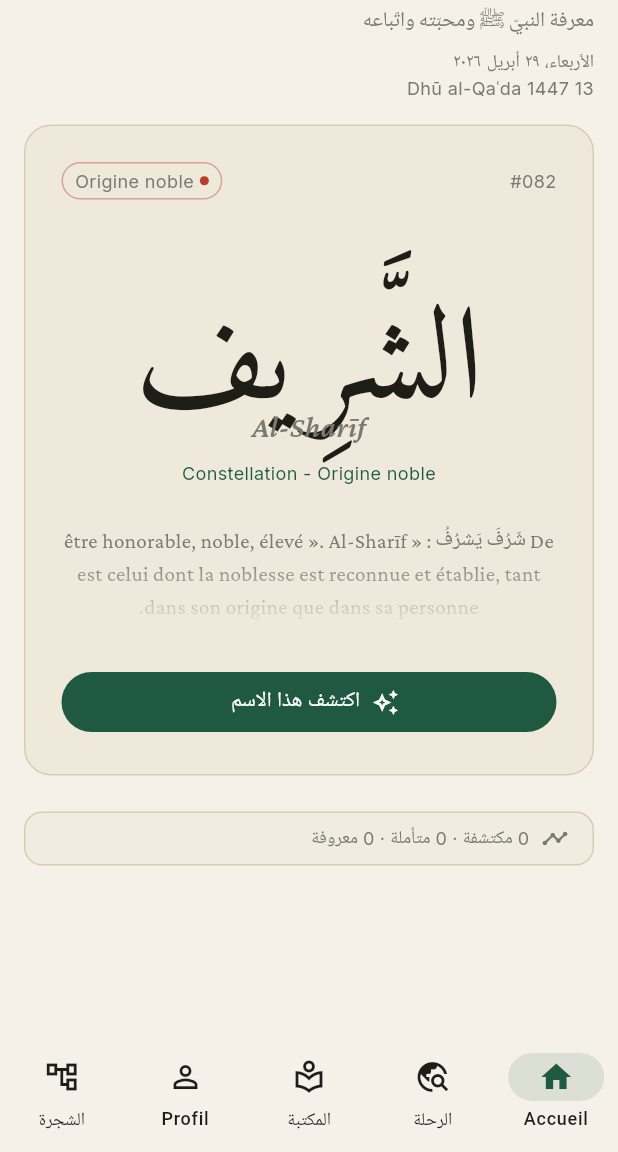
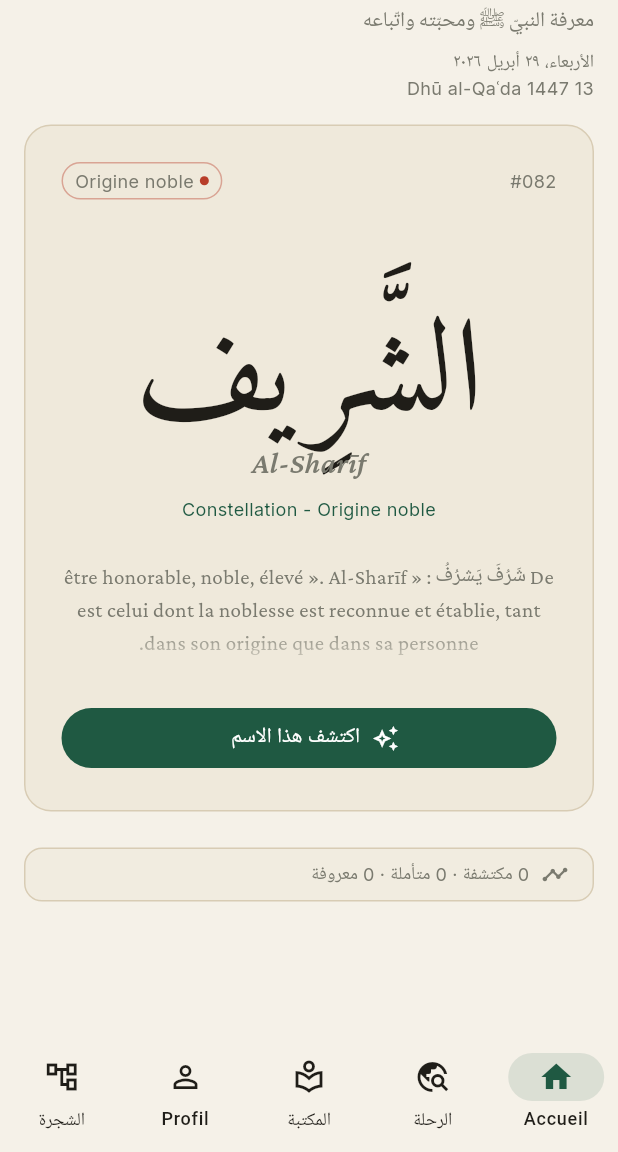
Before and after one commit to zedkay37/My-Sirah, a Flutter app: the HomeScreen screen opened by its route, on a phone screen of 412 x 824 dp, the part 84-1236 px from its top. Run offline on Flutter 3.47's test engine with Material 3 defaults, Android fonts, the phone set to English and light mode, and no system bars; drawn by our look-alikes of flutter_animate; our stand-ins replace flutter_local_notifications, flutter_riverpod, freezed_annotation, go_router, hijri, hive_ce_flutter and 2 more; accounts and stored records are empty.

Commit message:
fix(journey): stabilize map zoom and hero typography

```diff
--- a/lib/core/theme/app_typography.dart
+++ b/lib/core/theme/app_typography.dart
@@ -66,7 +66,7 @@ class AppTypography extends ThemeExtension<AppTypography> {
       arabicHero: arabicQuranBase.copyWith(
         fontSize: 88,
         fontWeight: FontWeight.w400,
-        height: 1.1,
+        height: 1.28,
       ),
       arabicLarge: arabicBase.copyWith(
         fontSize: 56,
--- a/lib/features/journey/presentation/name_experience_screen.dart
+++ b/lib/features/journey/presentation/name_experience_screen.dart
@@ -129,7 +129,7 @@ class _ExperienceContent extends StatelessWidget {
             size: ArabicSize.hero,
             withShadow: true,
           ),
-          SizedBox(height: space.sm),
+          SizedBox(height: space.md),
           Text(
             name.transliteration,
             textAlign: TextAlign.center,
--- a/lib/features/names/presentation/detail/detail_screen.dart
+++ b/lib/features/names/presentation/detail/detail_screen.dart
@@ -216,7 +216,7 @@ class _NameDetailPage extends StatelessWidget {
                 begin: const Offset(0.88, 0.88),
                 curve: Curves.easeOutBack,
               ),
-          SizedBox(height: space.md),
+          SizedBox(height: space.lg),
 
           // Translittération
           Text(
--- a/lib/features/names/presentation/home/daily_name_card.dart
+++ b/lib/features/names/presentation/home/daily_name_card.dart
@@ -67,7 +67,7 @@ class DailyNameCard extends ConsumerWidget {
                     size: ArabicSize.hero,
                     withShadow: true,
                   ),
-                  SizedBox(height: space.sm),
+                  SizedBox(height: space.md),
                   Text(
                     name.transliteration,
                     style: typo.headline.copyWith(
@@ -142,8 +142,11 @@ class _EtymologyFade extends StatelessWidget {
                 gradient: LinearGradient(
                   begin: Alignment.topCenter,
                   end: Alignment.bottomCenter,
-                  stops: const [0.3, 1.0],
-                  colors: [colors.bg2.withValues(alpha: 0), colors.bg2],
+                  stops: const [0.64, 1.0],
+                  colors: [
+                    colors.bg2.withValues(alpha: 0),
+                    colors.bg2.withValues(alpha: 0.88),
+                  ],
                 ),
               ),
             ),
```
Also changed, not shown: lib/features/journey/presentation/map/widgets/space_map_viewport.dart (+47 -1 lines), 1 other file.
